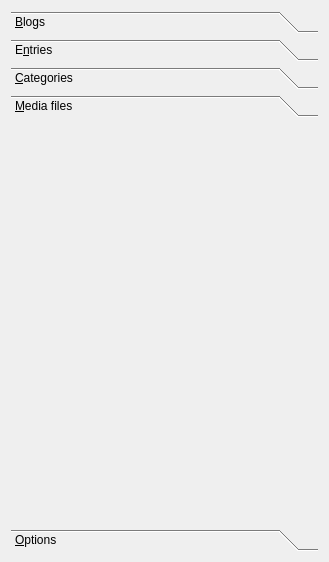
The window that src/toolboxbase.ui (mtux/bilbo) describes before a commit, drawn with Qt 5.
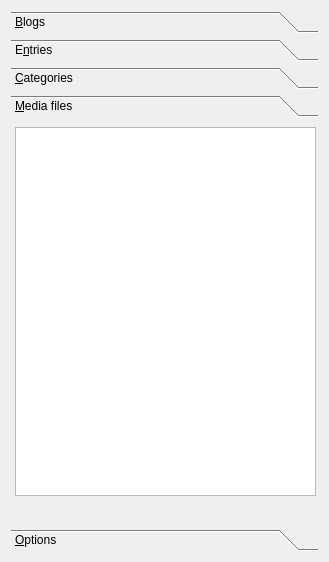
The same window after the commit. The open tabs and pages were chosen to show the change. Custom widgets are drawn as their Qt base class.

What changed in the file:
```diff
--- a/src/toolboxbase.ui
+++ b/src/toolboxbase.ui
@@ -397,12 +397,37 @@
           <x>0</x>
           <y>0</y>
           <width>309</width>
-          <height>407</height>
+          <height>412</height>
          </rect>
         </property>
         <attribute name="label" >
          <string>&amp;Media files</string>
         </attribute>
+        <widget class="KListWidget" name="lstMediaList" >
+         <property name="geometry" >
+          <rect>
+           <x>4</x>
+           <y>4</y>
+           <width>301</width>
+           <height>369</height>
+          </rect>
+         </property>
+         <property name="editTriggers" >
+          <set>QAbstractItemView::NoEditTriggers</set>
+         </property>
+         <property name="showDropIndicator" stdset="0" >
+          <bool>false</bool>
+         </property>
+         <property name="alternatingRowColors" >
+          <bool>true</bool>
+         </property>
+         <property name="selectionBehavior" >
+          <enum>QAbstractItemView::SelectRows</enum>
+         </property>
+         <property name="wordWrap" >
+          <bool>true</bool>
+         </property>
+        </widget>
        </widget>
        <widget class="QWidget" name="pgOptions" >
         <property name="geometry" >
```
Left out of the diff: 14 changed lines with no effect on the pictures.
